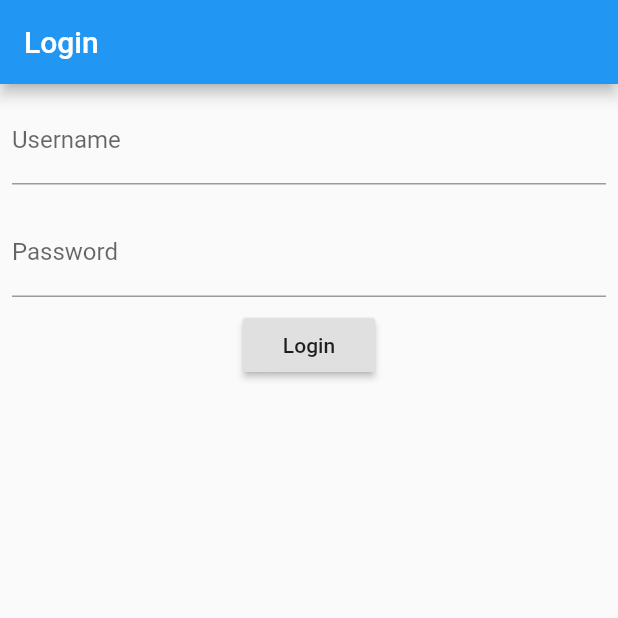
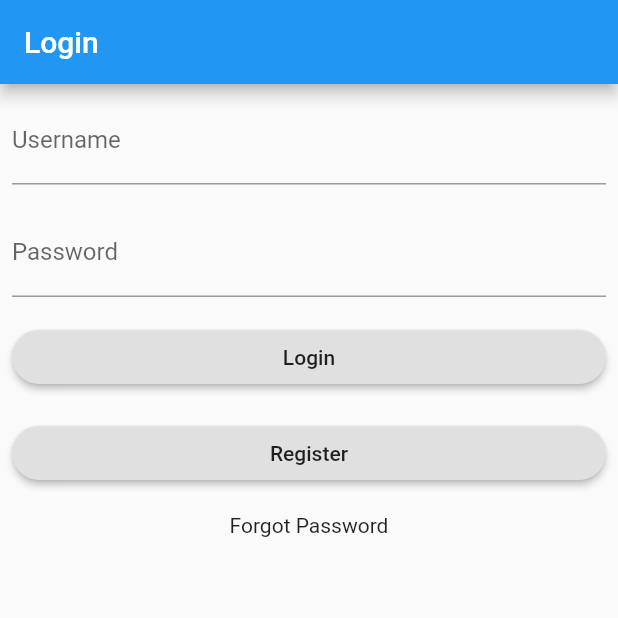
Before and after one commit to ogomaemmanuel/ShoppingCartMobileFlutter, a Flutter app: the screen it shows after launch, on a phone screen of 412 x 824 dp, the top half of it. Run offline on Flutter 3.47's test engine with Material 2 defaults, Android fonts, the phone set to English and light mode, and no system bars; our stand-ins replace cached_network_image, font_awesome_flutter, share; missing offline and left inert: signalr_client.

Commit message:
Added registration and Forgot password Pages

```diff
--- a/lib/pages/login/login.dart
+++ b/lib/pages/login/login.dart
@@ -1,5 +1,7 @@
 import 'package:flutter/material.dart';
+import 'package:hello_world/pages/forgot_password/forgot_password.dart';
 import 'package:hello_world/pages/products/products.dart';
+import 'package:hello_world/pages/register/register.dart';
 
 class LoginPage extends StatefulWidget {
   @override
@@ -10,16 +12,16 @@ class _LoginPageState extends State<LoginPage> {
   final formKey = new GlobalKey<FormState>();
   String password;
   String username;
-
+  void _goToregister() {
+    Navigator.push(
+        context, MaterialPageRoute(builder: (context) => RegisterPage()));
+  }
   void _login() {
     final form = formKey.currentState;
     if (form.validate()) {
       form.save();
       Navigator.pushReplacement(
-          context,
-          MaterialPageRoute(
-              builder: (context) =>
-                 ProductsPage()));
+          context, MaterialPageRoute(builder: (context) => ProductsPage()));
     }
   }
 
@@ -51,10 +53,44 @@ class _LoginPageState extends State<LoginPage> {
                       obscureText: true,
                     ),
                   ),
-                  RaisedButton(
-                    child: Text('Login'),
-                    onPressed: _login,
-                  ),
+                  new Padding(
+                      padding: const EdgeInsets.all(8.0),
+                      child: ConstrainedBox(
+                          constraints:
+                              const BoxConstraints(minWidth: double.infinity),
+                          child: RaisedButton(
+                            shape: new RoundedRectangleBorder(
+                                borderRadius: new BorderRadius.circular(40.0)),
+                            child: Text('Login'),
+                            onPressed: _login,
+                          ))),
+                  new Padding(
+                      padding: const EdgeInsets.all(8.0),
+                      child: ConstrainedBox(
+                          constraints:
+                              const BoxConstraints(minWidth: double.infinity),
+                          child: RaisedButton(
+                            shape: new RoundedRectangleBorder(
+                                borderRadius: new BorderRadius.circular(40.0)),
+                            child: Text('Register'),
+                            onPressed: _goToregister,
+                          ))),
+                  GestureDetector(
+                    child: Padding(
+                        padding: const EdgeInsets.all(8.0),
+                        child: ConstrainedBox(
+                            constraints:
+                                const BoxConstraints(minWidth: double.infinity),
+                            child: Center(
+                              child: Text('Forgot Password'),
+                            ))),
+                    onTap: () {
+                      Navigator.push(context,
+                          MaterialPageRoute(builder: (context) {
+                        return ForgotPassWordPage();
+                      }));
+                    },
+                  )
                 ],
               ),
             )
--- a/pubspec.yaml
+++ b/pubspec.yaml
@@ -25,6 +25,7 @@ dependencies:
   signalr_client: ^0.1.3
   share: ^0.5.3
   cached_network_image: ^0.5.1
+  font_awesome_flutter: ^8.2.0
 
 dev_dependencies:
   flutter_test:
```
Also changed, not shown: lib/pages/forgot_password/forgot_password.dart (added, +74 -0 lines), lib/pages/register/register.dart (+41 -39 lines), lib/widgets/menu_actions.dart (added, +10 -0 lines).
